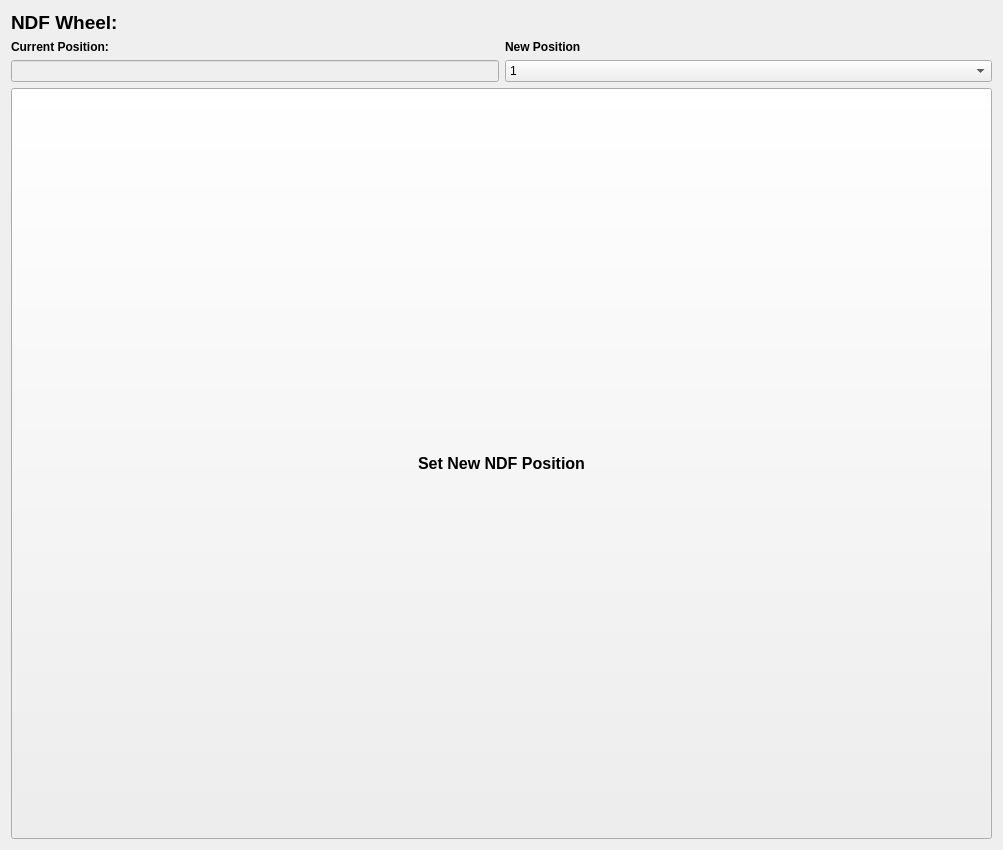
Old version of the form SPHEREx-Calibration-Automation/pylab/pylabcal/pylabcalgui/QTDesigner/ndfWheelDialog.ui in the repository samcondon4/SPHEREx-lab-tools.
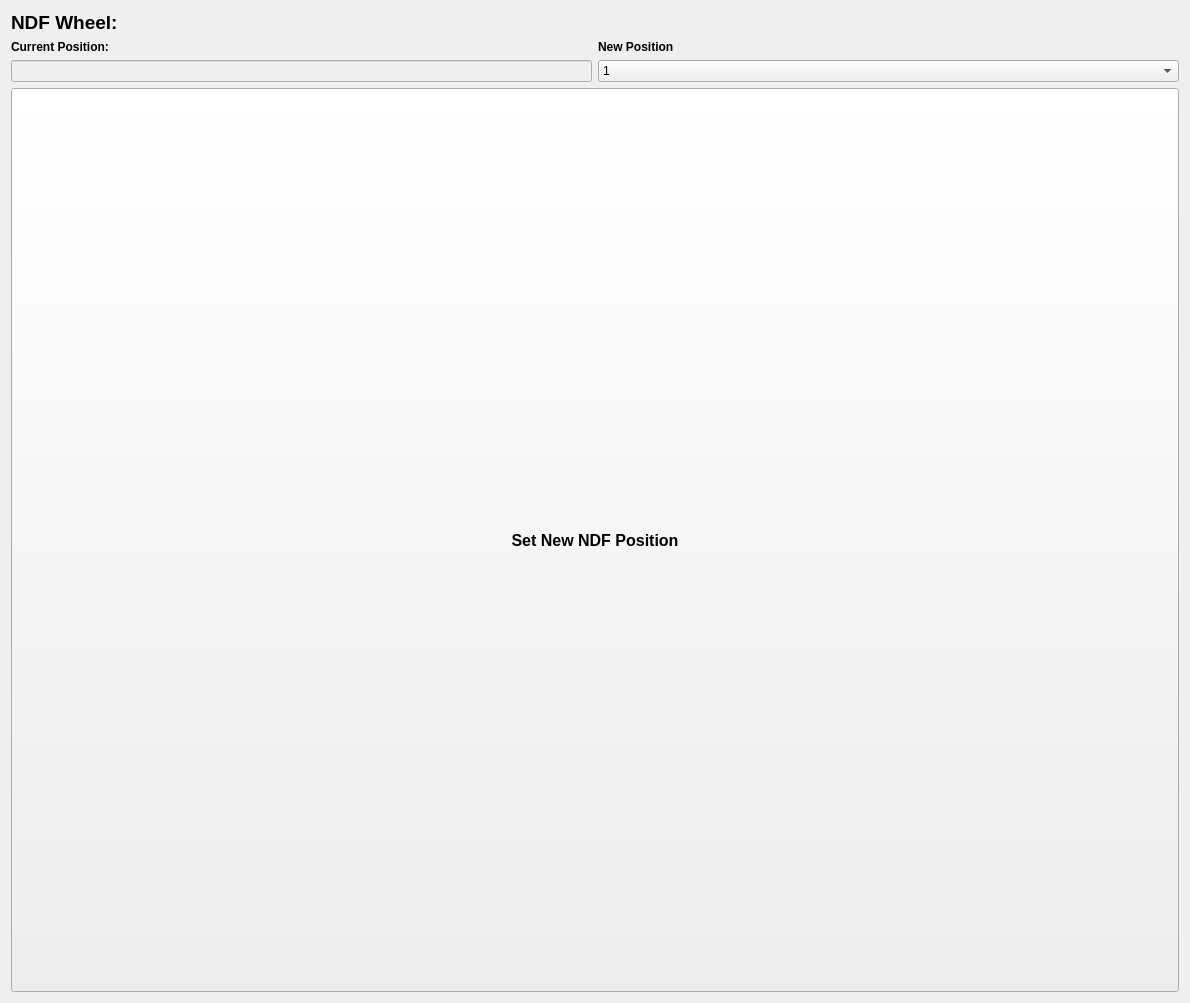
New version of the form.

```diff
--- a/SPHEREx-Calibration-Automation/pylab/pylabcal/pylabcalgui/QTDesigner/ndfWheelDialog.ui
+++ b/SPHEREx-Calibration-Automation/pylab/pylabcal/pylabcalgui/QTDesigner/ndfWheelDialog.ui
@@ -6,8 +6,8 @@
    <rect>
     <x>0</x>
     <y>0</y>
-    <width>1003</width>
-    <height>850</height>
+    <width>1190</width>
+    <height>1003</height>
    </rect>
   </property>
   <property name="windowTitle">
```
Left out of the diff: 6 changed lines with no effect on the pictures.
